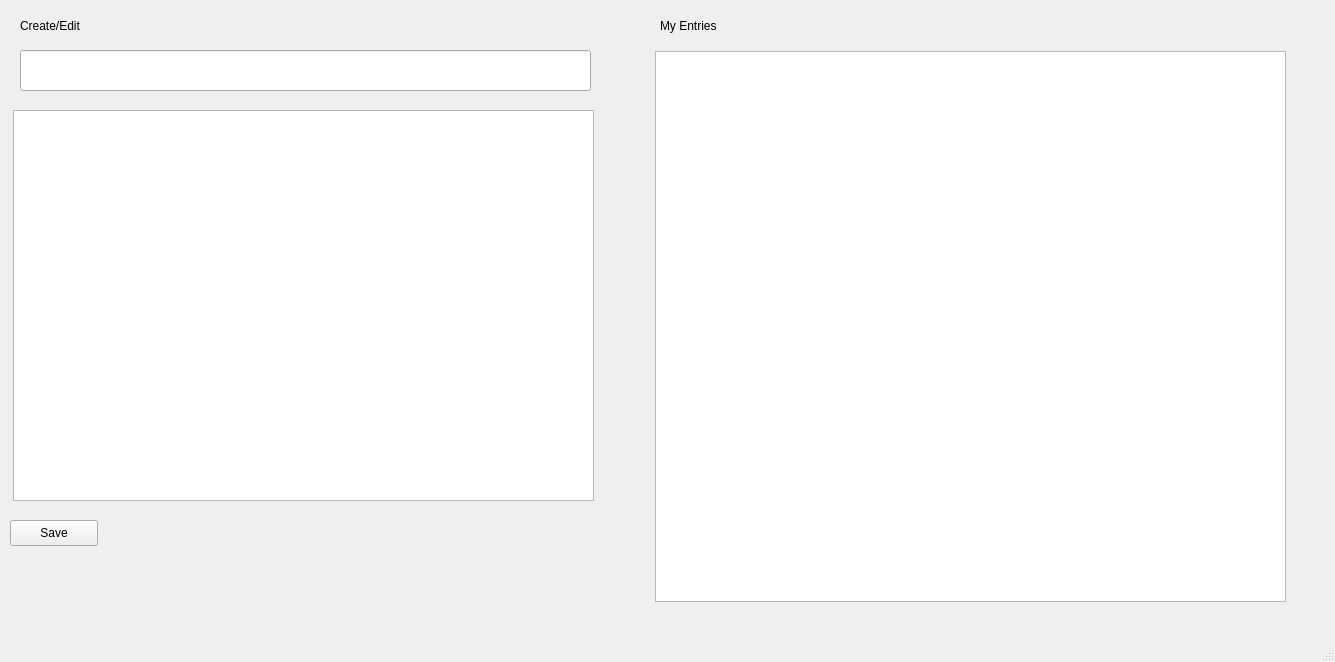
SureOtieno/InkSafe, file mainwindow.ui: the form before one commit.
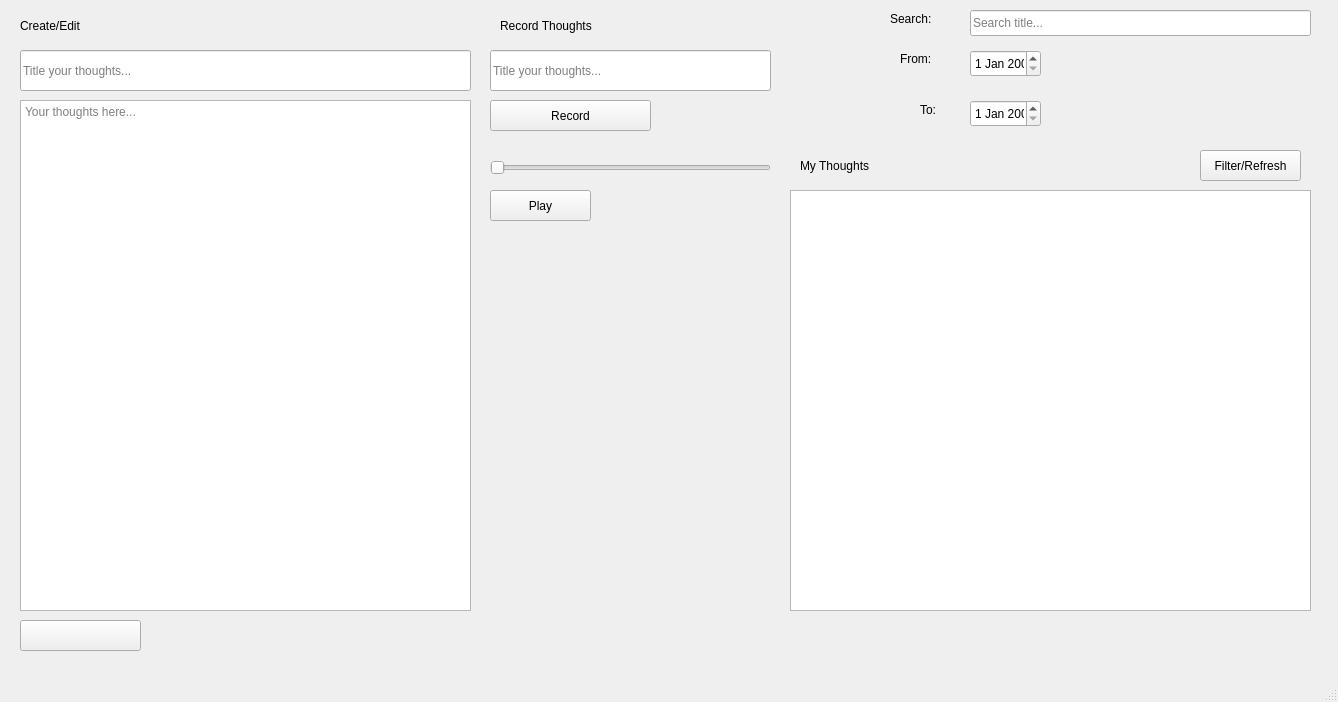
The form after the commit.

```diff
--- a/mainwindow.ui
+++ b/mainwindow.ui
@@ -6,8 +6,8 @@
    <rect>
     <x>0</x>
     <y>0</y>
-    <width>1335</width>
-    <height>662</height>
+    <width>1338</width>
+    <height>702</height>
    </rect>
   </property>
   <property name="windowTitle">
@@ -17,14 +17,14 @@
    <widget class="QPushButton" name="pushButton">
     <property name="geometry">
      <rect>
-      <x>10</x>
-      <y>520</y>
-      <width>88</width>
-      <height>26</height>
+      <x>20</x>
+      <y>620</y>
+      <width>121</width>
+      <height>31</height>
      </rect>
     </property>
     <property name="text">
-     <string>Save</string>
+     <string/>
     </property>
    </widget>
    <widget class="QLineEdit" name="tlineEdit">
@@ -32,42 +32,38 @@
      <rect>
       <x>20</x>
       <y>50</y>
-      <width>571</width>
+      <width>451</width>
       <height>41</height>
      </rect>
     </property>
+    <property name="placeholderText">
+     <string>Title your thoughts...</string>
+    </property>
    </widget>
    <widget class="QTextEdit" name="entryTEdit">
     <property name="geometry">
      <rect>
-      <x>13</x>
-      <y>110</y>
-      <width>581</width>
-      <height>391</height>
+      <x>20</x>
+      <y>100</y>
+      <width>451</width>
+      <height>511</height>
      </rect>
     </property>
-   </widget>
-   <widget class="QListWidget" name="listWidget">
-    <property name="geometry">
-     <rect>
-      <x>655</x>
-      <y>51</y>
-      <width>631</width>
-      <height>551</height>
-     </rect>
+    <property name="placeholderText">
+     <string>Your thoughts here...</string>
     </property>
    </widget>
    <widget class="QLabel" name="entriesLabel">
     <property name="geometry">
      <rect>
-      <x>660</x>
-      <y>10</y>
+      <x>800</x>
+      <y>150</y>
       <width>161</width>
       <height>31</height>
      </rect>
     </property>
     <property name="text">
-     <string>My Entries</string>
+     <string>My Thoughts</string>
     </property>
    </widget>
    <widget class="QLabel" name="create_edit">
@@ -83,6 +79,172 @@
      <string>Create/Edit</string>
     </property>
    </widget>
+   <widget class="QListWidget" name="listWidget">
+    <property name="geometry">
+     <rect>
+      <x>790</x>
+      <y>190</y>
+      <width>521</width>
+      <height>421</height>
+     </rect>
+    </property>
+   </widget>
+   <widget class="QLineEdit" name="searchLineEdit">
+    <property name="geometry">
+     <rect>
+      <x>970</x>
+      <y>10</y>
+      <width>341</width>
+      <height>26</height>
+     </rect>
+    </property>
+    <property name="placeholderText">
+     <string>Search title...</string>
+    </property>
+   </widget>
+   <widget class="QLabel" name="from">
+    <property name="geometry">
+     <rect>
+      <x>900</x>
+      <y>50</y>
+      <width>41</width>
+      <height>18</height>
+     </rect>
+    </property>
+    <property name="text">
+     <string>From:</string>
+    </property>
+   </widget>
+   <widget class="QLabel" name="to">
+    <property name="geometry">
+     <rect>
+      <x>920</x>
+      <y>100</y>
+      <width>20</width>
+      <height>20</height>
+     </rect>
+    </property>
+    <property name="text">
+     <string>To:</string>
+    </property>
+   </widget>
+   <widget class="QLabel" name="search">
+    <property name="geometry">
+     <rect>
+      <x>890</x>
+      <y>10</y>
+      <width>51</width>
+      <height>18</height>
+     </rect>
+    </property>
+    <property name="text">
+     <string>Search:</string>
+    </property>
+   </widget>
+   <widget class="QPushButton" name="filterButton">
+    <property name="geometry">
+     <rect>
+      <x>1200</x>
+      <y>150</y>
+      <width>101</width>
+      <height>31</height>
+     </rect>
+    </property>
+    <property name="text">
+     <string>Filter/Refresh</string>
+    </property>
+   </widget>
+   <widget class="QDateEdit" name="dateFrom">
+    <property name="geometry">
+     <rect>
+      <x>970</x>
+      <y>50</y>
+      <width>71</width>
+      <height>27</height>
+     </rect>
+    </property>
+   </widget>
+   <widget class="QDateEdit" name="dateTo">
+    <property name="geometry">
+     <rect>
+      <x>970</x>
+      <y>100</y>
+      <width>71</width>
+      <height>27</height>
+     </rect>
+    </property>
+   </widget>
+   <widget class="QPushButton" name="recordButton">
+    <property name="geometry">
+     <rect>
+      <x>490</x>
+      <y>100</y>
+      <width>161</width>
+      <height>31</height>
+     </rect>
+    </property>
+    <property name="text">
+     <string>Record</string>
+    </property>
+   </widget>
+   <widget class="QLabel" name="recordingLabel">
+    <property name="geometry">
+     <rect>
+      <x>500</x>
+      <y>10</y>
+      <width>161</width>
+      <height>31</height>
+     </rect>
+    </property>
+    <property name="text">
+     <string>Record Thoughts</string>
+    </property>
+   </widget>
+   <widget class="QPushButton" name="playButton">
+    <property name="geometry">
+     <rect>
+      <x>490</x>
+      <y>190</y>
+      <width>101</width>
+      <height>31</height>
+     </rect>
+    </property>
+    <property name="text">
+     <string>Play</string>
+    </property>
+   </widget>
+   <widget class="QLineEdit" name="audioTitle">
+    <property name="geometry">
+     <rect>
+      <x>490</x>
+      <y>50</y>
+      <width>281</width>
+      <height>41</height>
+     </rect>
+    </property>
+    <property name="placeholderText">
+     <string>Title your thoughts...</string>
+    </property>
+   </widget>
+   <widget class="QSlider" name="audioSlider">
+    <property name="geometry">
+     <rect>
+      <x>490</x>
+      <y>160</y>
+      <width>281</width>
+      <height>16</height>
+     </rect>
+    </property>
+    <property name="maximum">
+     <number>100</number>
+    </property>
+    <property name="pageStep">
+     <number>1</number>
+    </property>
+    <property name="orientation">
+     <enum>Qt::Horizontal</enum>
+    </property>
+   </widget>
   </widget>
   <widget class="QMenuBar" name="menubar">
    <property name="geometry">
```
Left out of the diff: 2 changed lines with no effect on the pictures.
